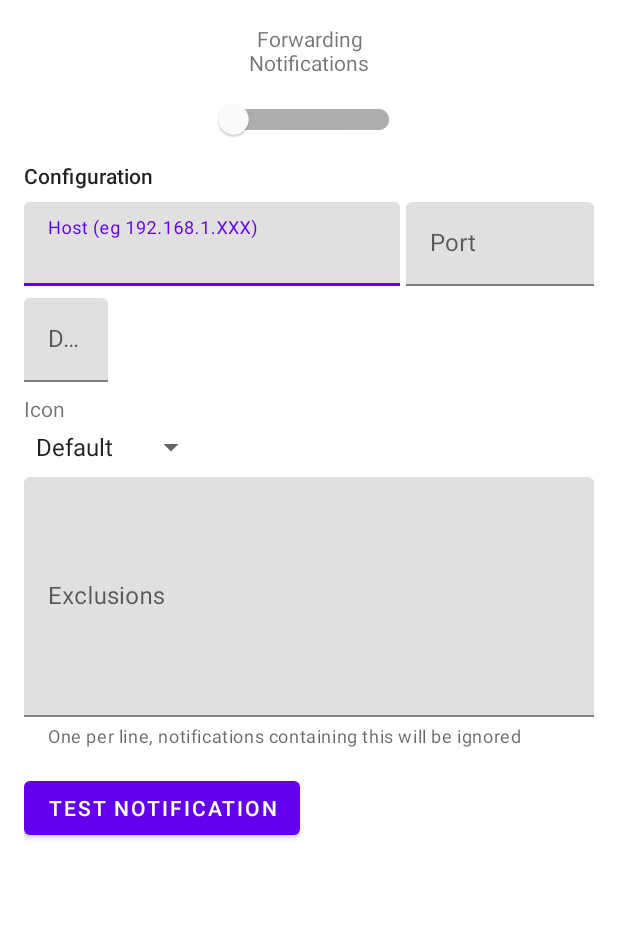
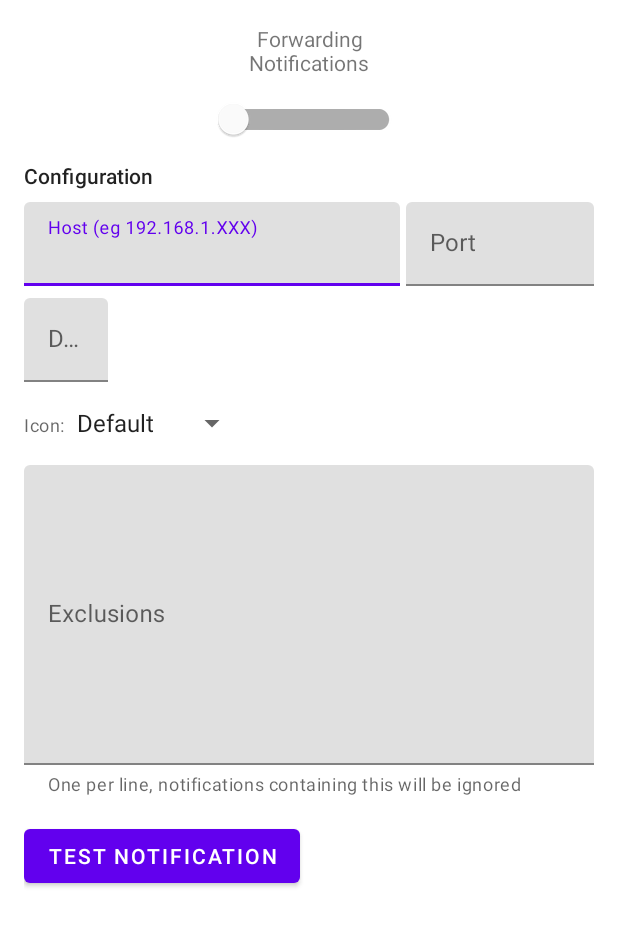
Before and after one commit to jonreeve/NotifyXso, an Android app: the layout activity_main.xml on its own in the app's theme, with its tools: preview values and no code run, on a phone screen of 412 x 824 dp. Shown: the top 926 px of the screen. Run offline under Robolectric (Android 15) with nearby library versions, the phone set to English and light mode, and no system bars.

Commit message:
Fix layout a little

```diff
--- a/app/src/main/res/layout/activity_main.xml
+++ b/app/src/main/res/layout/activity_main.xml
@@ -91,15 +91,16 @@
         android:layout_height="wrap_content"
         app:layout_constraintStart_toStartOf="parent"
         app:layout_constraintTop_toBottomOf="@id/layout_duration"
-        android:layout_marginTop="8dp"
-        android:text="Icon" />
+        android:layout_marginTop="20dp"
+        android:textAppearance="@style/TextAppearance.MaterialComponents.Caption"
+        android:text="Icon:" />
 
     <Spinner
         android:id="@+id/notification_icon_spinner"
         android:layout_width="wrap_content"
         android:layout_height="wrap_content"
-        app:layout_constraintTop_toBottomOf="@id/label_icon"
-        app:layout_constraintStart_toStartOf="parent"
+        app:layout_constraintBaseline_toBaselineOf="@id/label_icon"
+        app:layout_constraintStart_toEndOf="@id/label_icon"
         android:layout_marginTop="4dp"
         android:entries="@array/notification_icons"/>
 
@@ -107,7 +108,7 @@
         android:id="@+id/layout_exclusions"
         android:layout_width="match_parent"
         android:layout_height="wrap_content"
-        android:layout_marginTop="8dp"
+        android:layout_marginTop="16dp"
         app:helperText="One per line, notifications containing this will be ignored"
         app:layout_constraintStart_toStartOf="parent"
         app:layout_constraintTop_toBottomOf="@id/notification_icon_spinner">
@@ -115,7 +116,7 @@
         <com.google.android.material.textfield.TextInputEditText
             android:id="@+id/edit_text_exclusions"
             android:layout_width="match_parent"
-            android:layout_height="160dp"
+            android:layout_height="200dp"
             android:hint="Exclusions"/>
 
     </com.google.android.material.textfield.TextInputLayout>
```
